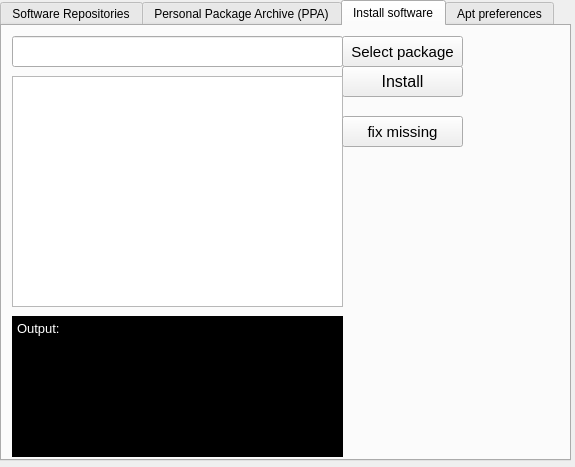
Old version of the form Mast/apt_preferences.ui in the repository jakubiszon26/Mast.
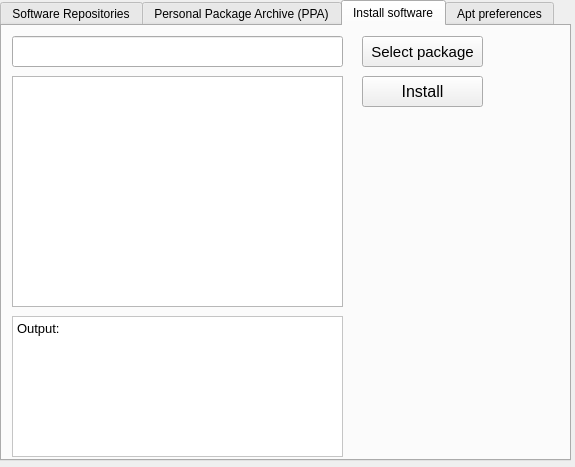
New version of the form. The open tabs and pages were chosen to show the change.

Commit message: apt and software ui changes

```diff
--- a/Mast/apt_preferences.ui
+++ b/Mast/apt_preferences.ui
@@ -155,7 +155,7 @@
     <widget class="QPushButton" name="select_deb_button">
      <property name="geometry">
       <rect>
-       <x>340</x>
+       <x>360</x>
        <y>10</y>
        <width>121</width>
        <height>31</height>
@@ -173,8 +173,8 @@
     <widget class="QPushButton" name="install_button">
      <property name="geometry">
       <rect>
-       <x>340</x>
-       <y>40</y>
+       <x>360</x>
+       <y>50</y>
        <width>121</width>
        <height>31</height>
       </rect>
@@ -214,8 +214,8 @@
       </rect>
      </property>
      <property name="styleSheet">
-      <string notr="true">color: white;
-background-color: rgb(0, 0, 0);</string>
+      <string notr="true">color: black;
+background-color: white;</string>
      </property>
      <property name="html">
       <string>&lt;!DOCTYPE HTML PUBLIC &quot;-//W3C//DTD HTML 4.0//EN&quot; &quot;http://www.w3.org/TR/REC-html40/strict.dtd&quot;&gt;
@@ -225,24 +225,6 @@
 &lt;p style=&quot; margin-top:0px; margin-bottom:0px; margin-left:0px; margin-right:0px; -qt-block-indent:0; text-indent:0px;&quot;&gt;Output: &lt;/p&gt;&lt;/body&gt;&lt;/html&gt;</string>
      </property>
     </widget>
-    <widget class="QPushButton" name="install_missing">
-     <property name="geometry">
-      <rect>
-       <x>340</x>
-       <y>90</y>
-       <width>121</width>
-       <height>31</height>
-      </rect>
-     </property>
-     <property name="font">
-      <font>
-       <pointsize>11</pointsize>
-      </font>
-     </property>
-     <property name="text">
-      <string>fix missing</string>
-     </property>
-    </widget>
    </widget>
    <widget class="QWidget" name="tab_2">
     <attribute name="title">
```
Left out of the diff: 4 changed lines with no effect on the pictures. The commit also changes 2 other files.
